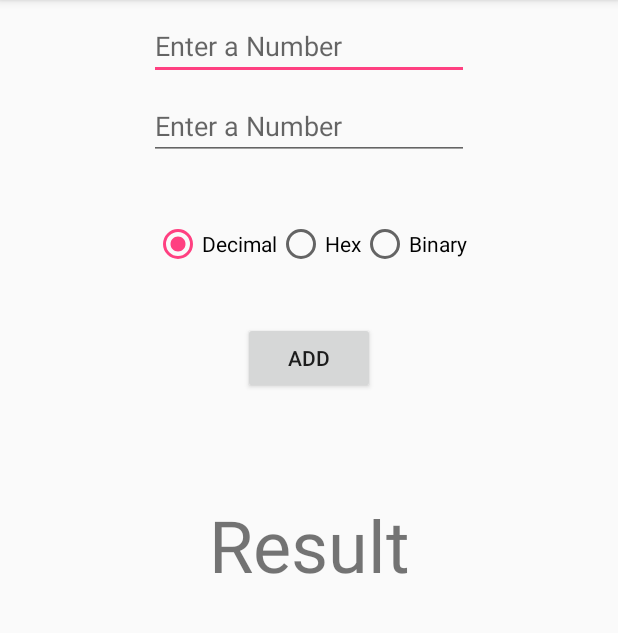
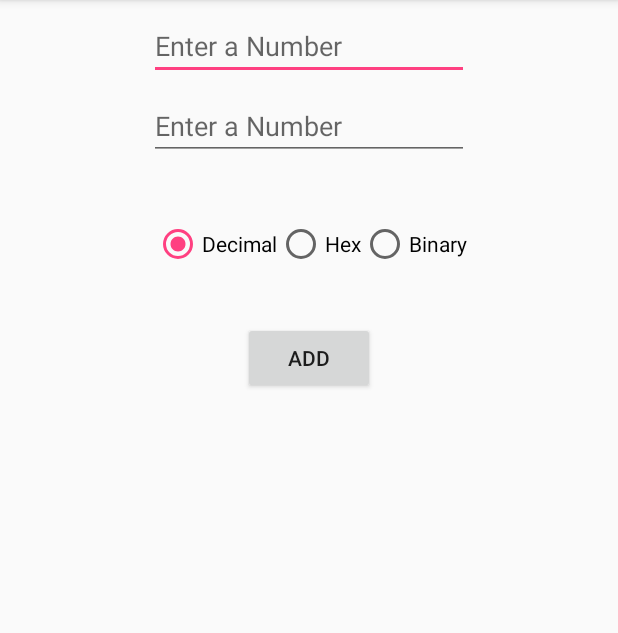
Before and after one commit to tm1287/CalculatorApp, an Android app: the screen it shows after launch (MainActivity), on a phone screen of 412 x 824 dp, the part 84-717 px from its top. Run offline under Robolectric (Android 15) with nearby library versions, the phone set to English and light mode, and no system bars.

Commit message:
Added onChangeBase comment and updated resultTextView's text.

```diff
--- a/app/src/main/java/com/maraligat/calculatorapp/MainActivity.java
+++ b/app/src/main/java/com/maraligat/calculatorapp/MainActivity.java
@@ -69,6 +69,7 @@ public class MainActivity extends AppCompatActivity {
         });
     }
 
+    //Method attached to the RadioButton as an onClick method.
     public void onChangeBase(View view) {
         findViewById(R.id.addBtn).callOnClick();
     }
--- a/app/src/main/res/layout/activity_main.xml
+++ b/app/src/main/res/layout/activity_main.xml
@@ -52,7 +52,6 @@
         android:layout_width="wrap_content"
         android:layout_height="wrap_content"
         android:layout_marginTop="68dp"
-        android:text="Result"
         android:textSize="48sp"
         app:layout_constraintEnd_toEndOf="parent"
         app:layout_constraintLeft_toLeftOf="parent"
```
